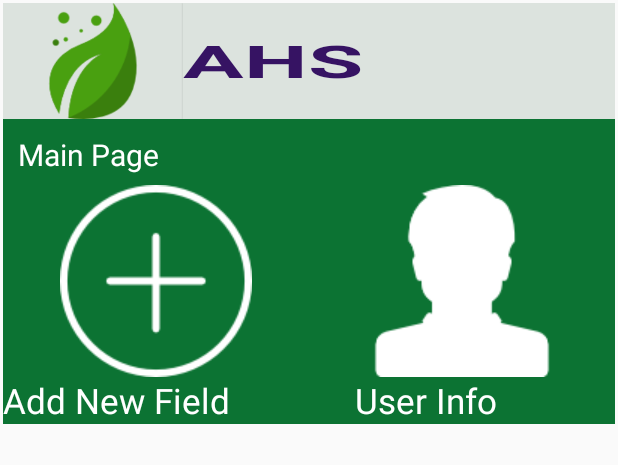
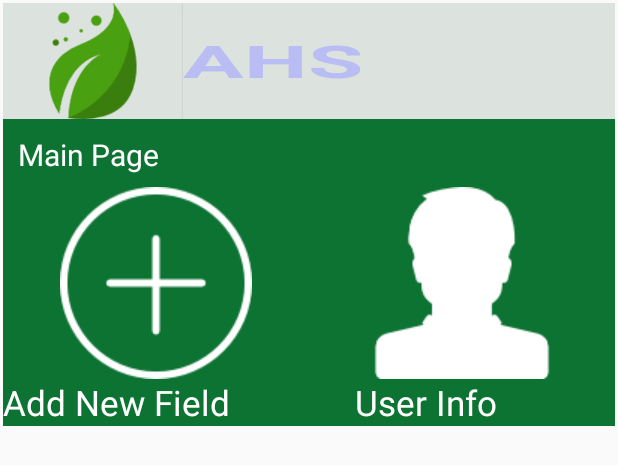
Before and after one commit to SAGARACH65/AHS3, an Android app: the layout activity_homescreen.xml on its own in the app's theme, with its tools: preview values and no code run, on a phone screen of 412 x 824 dp. Shown: the top 465 px of the screen. Run offline under Robolectric (Android 15) with nearby library versions, the phone set to English and light mode, and no system bars.

Commit message:
after adding data base code without proxy data and  a extra layout

```diff
--- a/app/src/main/AndroidManifest.xml
+++ b/app/src/main/AndroidManifest.xml
@@ -5,7 +5,7 @@
     <application
         android:allowBackup="true"
         android:icon="@drawable/crops"
-        android:label="@string/app_name"
+        android:label=""
         android:supportsRtl="true"
         android:theme="@style/AppTheme">
         <activity android:name=".MainActivity">
--- a/app/src/main/res/layout/activity_homescreen.xml
+++ b/app/src/main/res/layout/activity_homescreen.xml
@@ -22,7 +22,7 @@
         android:layout_height="77dp"
         app:srcCompat="@drawable/leaf"
         android:id="@+id/imageView2"
-        android:layout_gravity="right"
+        android:layout_gravity="end"
         android:background="@color/colorAccent"
          />
 
@@ -33,9 +33,9 @@
         android:id="@+id/textView2"
         android:textSize="30sp"
         android:textScaleX="2"
-        android:gravity="left|center"
+        android:gravity="start|center"
         android:elevation="1dp"
-        android:textColor="#361363"
+        android:textColor="#aaaf"
         android:textStyle="normal|bold"
         android:background="@color/colorAccent"
          />
@@ -44,8 +44,8 @@
     <TextView
         android:text="@string/main_page"
         android:layout_width="match_parent"
-        android:layout_height="44dp"
-        android:gravity="left|center"
+        android:layout_height="wrap_content"
+        android:gravity="start|center"
         android:id="@+id/textView5"
         android:layout_weight="7.88"
         android:textStyle="normal"
@@ -53,6 +53,7 @@
         android:background="@color/colorPrimary"
         android:textColor="#ffff"
         android:paddingStart="10dp"
+        android:paddingEnd="2dp"
         android:paddingTop="10dp"
         android:paddingBottom="8dp"/>
 
--- a/app/src/main/res/values/strings.xml
+++ b/app/src/main/res/values/strings.xml
@@ -3,4 +3,7 @@
     <string name="main_page">Main Page</string>
     <string name="button_info_field">Add New Field</string>
     <string name="button_info_UI">User Info</string>
+    <string name="fieldname">Field Name</string>
+    <string name="userfieldname"></string>
+    <string name="save">SAVE</string>
 </resources>
```
Also changed, not shown: app/src/main/java/com/example/sagar/ahs/AgroDatabase.java (added, +72 -0 lines), app/src/main/res/layout/add_new_field.xml (added, +42 -0 lines).
